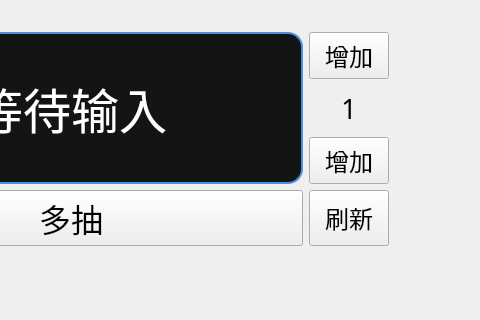
Before: the Qt Designer form ui/WidgetLift.ui in HQZ-OhNone/randname, drawn with Qt 5; both pictures show x 252 to 732 and y 132 to 452 of the 732 by 542 pixel window.
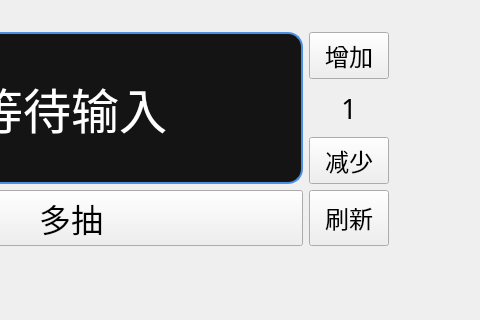
After: the same form once the commit is applied.

Commit message: 3.1.1_修复一个显示错误

Diff of the .ui file:
```diff
--- a/ui/WidgetLift.ui
+++ b/ui/WidgetLift.ui
@@ -102,7 +102,7 @@
 </string>
        </property>
        <property name="text">
-        <string>增加</string>
+        <string>减少</string>
        </property>
       </widget>
      </item>
```
